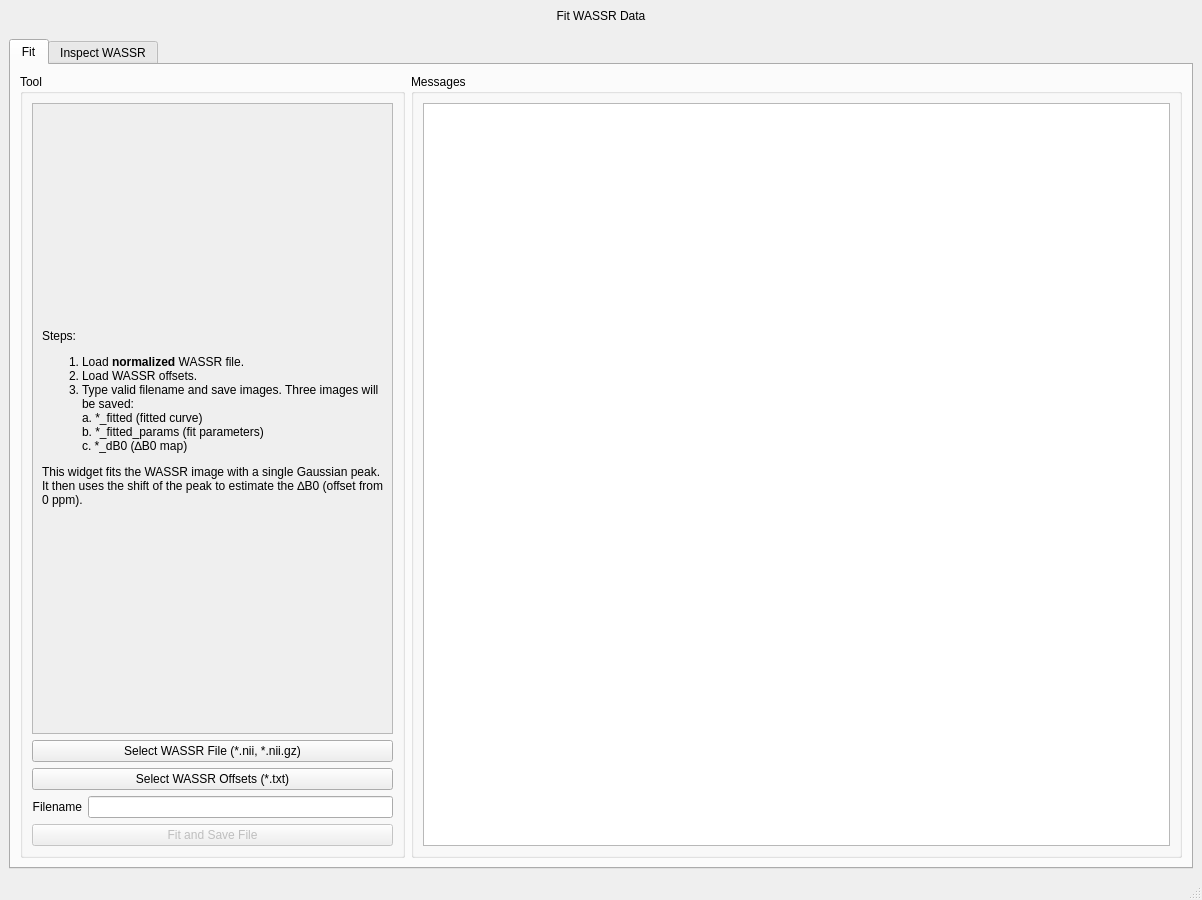
This is ui/fitwassr.ui in dwong263/ZESTY as Qt 5 draws it before an edit. The edited form follows.
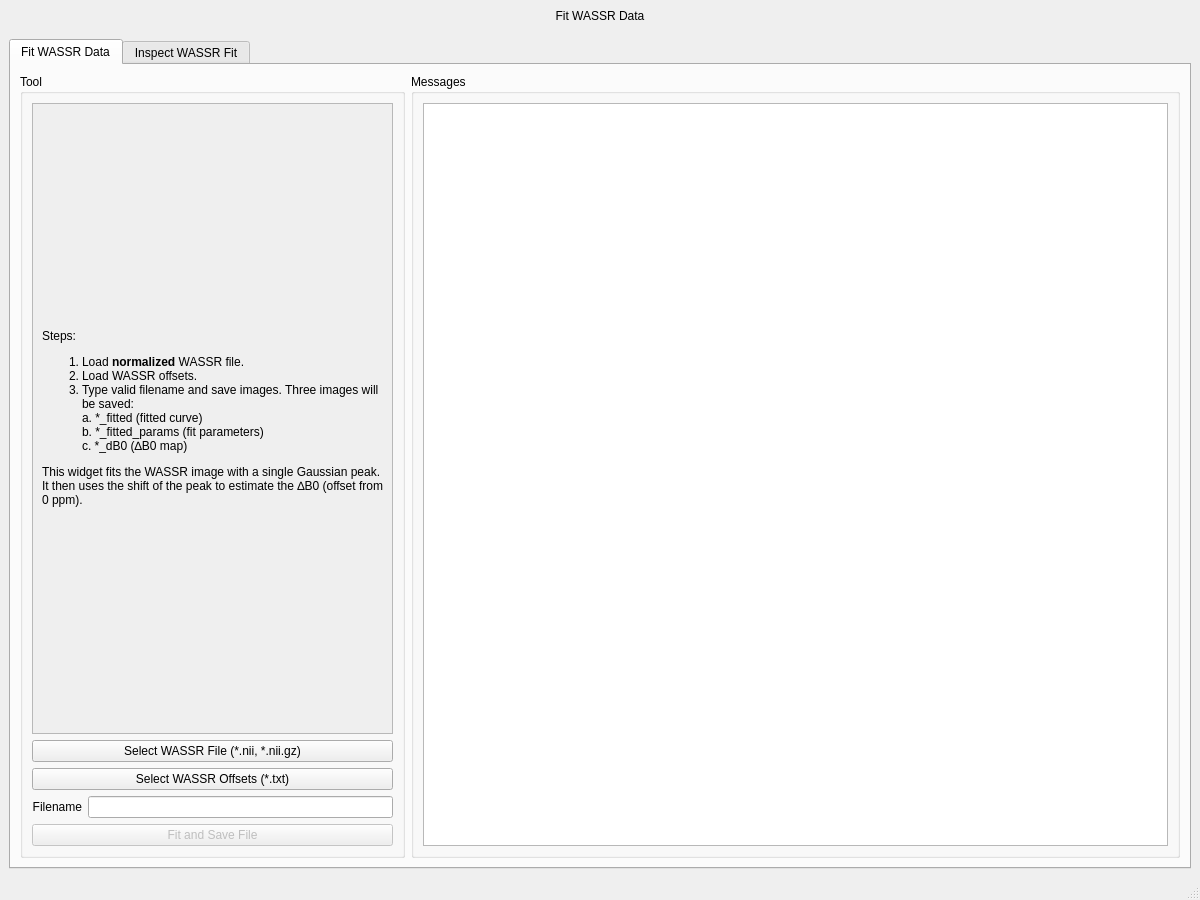
This is the edited form.

Diff of the .ui file:
```diff
--- a/ui/fitwassr.ui
+++ b/ui/fitwassr.ui
@@ -6,7 +6,7 @@
    <rect>
     <x>0</x>
     <y>0</y>
-    <width>1202</width>
+    <width>1200</width>
     <height>900</height>
    </rect>
   </property>
@@ -54,7 +54,7 @@
       </property>
       <widget class="QWidget" name="tab_1">
        <attribute name="title">
-        <string>Fit</string>
+        <string>Fit WASSR Data</string>
        </attribute>
        <layout class="QHBoxLayout" name="horizontalLayout">
         <item>
@@ -207,7 +207,7 @@
       </widget>
       <widget class="QWidget" name="tab_2">
        <attribute name="title">
-        <string>Inspect WASSR</string>
+        <string>Inspect WASSR Fit</string>
        </attribute>
        <layout class="QGridLayout" name="gridLayout">
         <item row="0" column="0">
```
Left out of the diff: 5 changed lines with no effect on the pictures.
